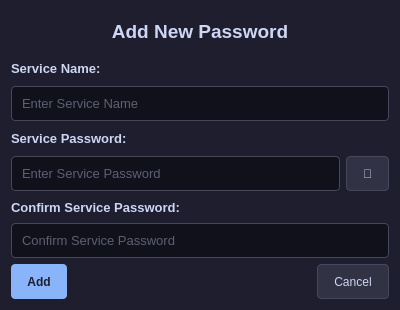
Above: SiriusVaultGUI/src/ui/dialog_pm_addP.ui from Ghospicer/SiriusVault before the change. Below: the same form after it.
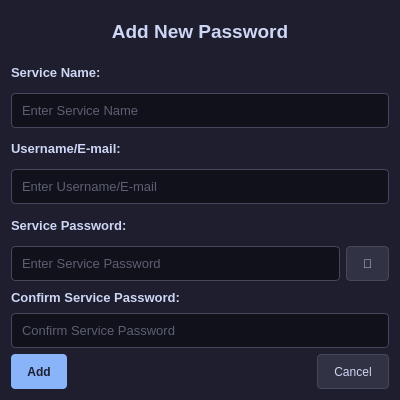
That is the form after the change. Icons and pictures are not drawn.

```diff
--- a/SiriusVaultGUI/src/ui/dialog_pm_addP.ui
+++ b/SiriusVaultGUI/src/ui/dialog_pm_addP.ui
@@ -7,13 +7,13 @@
     <x>0</x>
     <y>0</y>
     <width>400</width>
-    <height>310</height>
+    <height>400</height>
    </rect>
   </property>
   <property name="minimumSize">
    <size>
     <width>400</width>
-    <height>310</height>
+    <height>400</height>
    </size>
   </property>
   <property name="maximumSize">
@@ -113,6 +113,41 @@
      </property>
     </widget>
    </item>
+   <item>
+    <widget class="QLabel" name="label_5">
+     <property name="styleSheet">
+      <string notr="true">QLabel {
+    color: #cdd6f4;
+    font-size: 10pt;
+    font-weight: bold;
+}</string>
+     </property>
+     <property name="text">
+      <string>Username/E-mail:</string>
+     </property>
+    </widget>
+   </item>
+   <item>
+    <widget class="QLineEdit" name="input_service_user_mail">
+     <property name="styleSheet">
+      <string notr="true">QLineEdit {
+    background-color: #11111b;
+    border: 1px solid #45475a;
+    border-radius: 4px;
+    color: #a6adc8;
+    padding: 8px;
+    font-size: 10pt;
+}
+
+QLineEdit:focus {
+    border: 1px solid #89b4fa;
+}</string>
+     </property>
+     <property name="placeholderText">
+      <string>Enter Username/E-mail</string>
+     </property>
+    </widget>
+   </item>
    <item>
     <widget class="QLabel" name="label_3">
      <property name="minimumSize">
```
